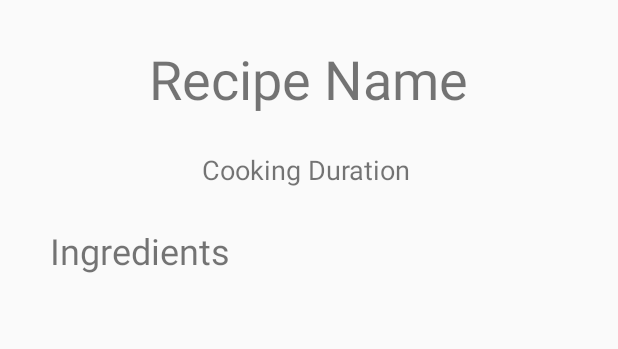
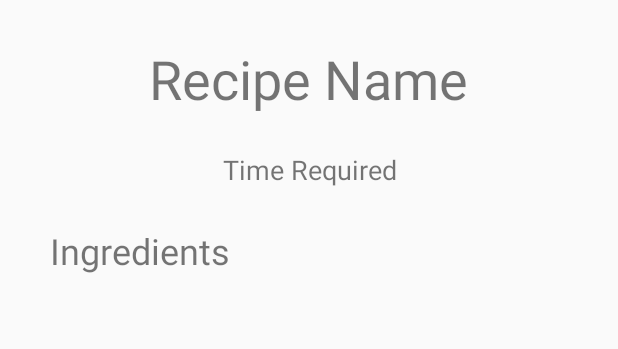
Before and after one commit to GeorgeShao/EcoEats, an Android app: the layout recipe.xml on its own in the app's theme, with its tools: preview values and no code run, on a phone screen of 412 x 824 dp. Shown: the top 349 px of the screen. Run offline under Robolectric (Android 15) with nearby library versions, the phone set to English and light mode, and no system bars.

Commit message:
Changed textview text

```diff
--- a/app/src/main/res/layout/recipe.xml
+++ b/app/src/main/res/layout/recipe.xml
@@ -26,7 +26,7 @@
         android:layout_marginTop="24dp"
         android:layout_marginEnd="135dp"
         android:layout_marginBottom="25dp"
-        android:text="Cooking Duration "
+        android:text="Time Required"
         android:textSize="18sp"
         app:layout_constraintBottom_toTopOf="@+id/textView6"
         app:layout_constraintEnd_toEndOf="parent"
```
